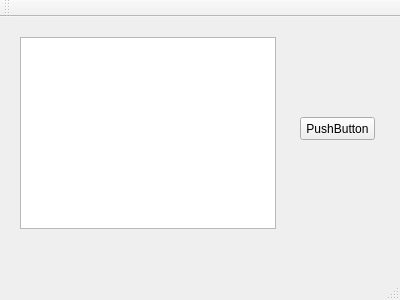
Before: the Qt Designer form mainwindow.ui in Teras23/activityrecorder, drawn with Qt 5.
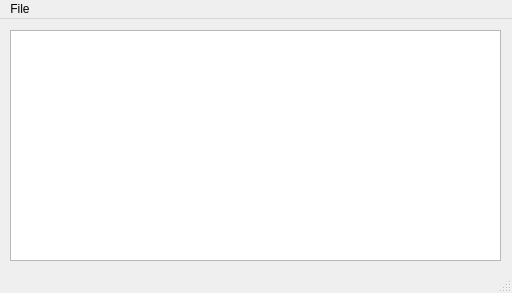
After: the same form once the commit is applied.

What changed in the file:
```diff
--- a/mainwindow.ui
+++ b/mainwindow.ui
@@ -6,37 +6,21 @@
    <rect>
     <x>0</x>
     <y>0</y>
-    <width>400</width>
-    <height>300</height>
+    <width>512</width>
+    <height>293</height>
    </rect>
   </property>
   <property name="windowTitle">
    <string>MainWindow</string>
   </property>
   <widget class="QWidget" name="centralWidget">
-   <widget class="QPushButton" name="pushButton">
-    <property name="geometry">
-     <rect>
-      <x>300</x>
-      <y>100</y>
-      <width>75</width>
-      <height>23</height>
-     </rect>
-    </property>
-    <property name="text">
-     <string>PushButton</string>
-    </property>
-    <property name="checkable">
-     <bool>false</bool>
-    </property>
-   </widget>
    <widget class="QTextBrowser" name="textBrowser">
     <property name="geometry">
      <rect>
-      <x>20</x>
-      <y>20</y>
-      <width>256</width>
-      <height>192</height>
+      <x>10</x>
+      <y>11</y>
+      <width>491</width>
+      <height>231</height>
      </rect>
     </property>
    </widget>
@@ -46,18 +30,17 @@
     <rect>
      <x>0</x>
      <y>0</y>
-     <width>400</width>
+     <width>512</width>
      <height>21</height>
     </rect>
    </property>
-  </widget>
-  <widget class="QToolBar" name="mainToolBar">
-   <attribute name="toolBarArea">
-    <enum>TopToolBarArea</enum>
-   </attribute>
-   <attribute name="toolBarBreak">
-    <bool>false</bool>
-   </attribute>
+   <widget class="QMenu" name="menuFile">
+    <property name="title">
+     <string>File</string>
+    </property>
+    <addaction name="actionSave"/>
+   </widget>
+   <addaction name="menuFile"/>
   </widget>
   <widget class="QStatusBar" name="statusBar"/>
  </widget>
```
Left out of the diff: 5 changed lines with no effect on the pictures.
